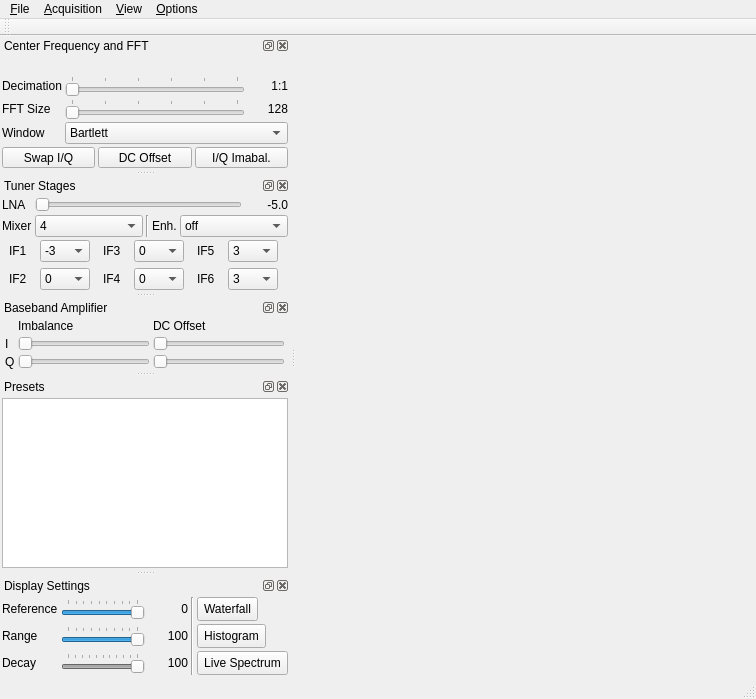
First picture: the form in mainwindow.ui, repository osmocom/sdrangelove, before the edit.
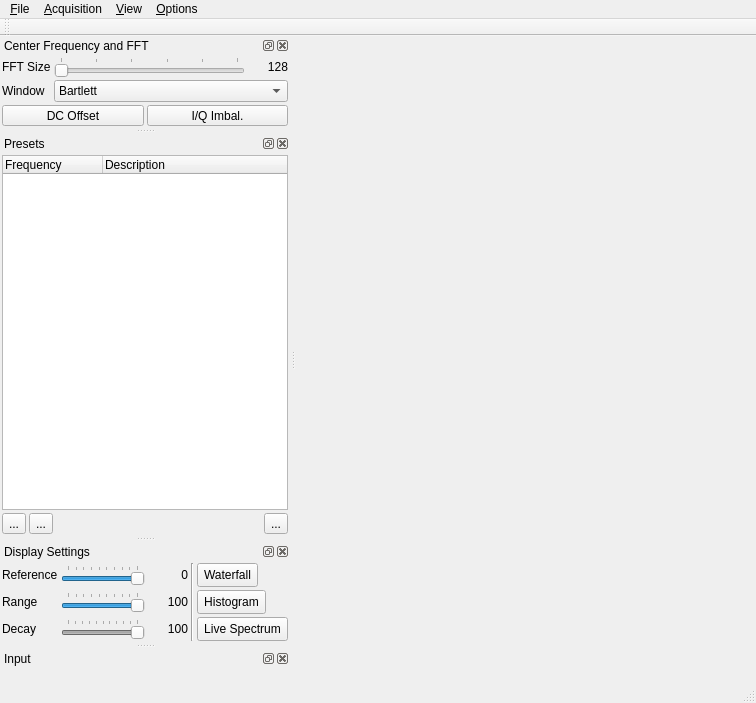
Second picture: the form after the edit. Icons and pictures are not drawn. Custom widgets are drawn as their Qt base class.

Commit message: monster rework: remove OsmoSDR-dependencies from rest, rework platform, presets

Diff of the .ui file:
```diff
--- a/mainwindow.ui
+++ b/mainwindow.ui
@@ -7,7 +7,7 @@
     <x>0</x>
     <y>0</y>
     <width>756</width>
-    <height>699</height>
+    <height>703</height>
    </rect>
   </property>
   <property name="windowTitle">
@@ -109,14 +109,14 @@
      <property name="spacing">
       <number>3</number>
      </property>
-     <item row="4" column="0">
+     <item row="2" column="0">
       <widget class="QLabel" name="label_15">
        <property name="text">
         <string>FFT Size</string>
        </property>
       </widget>
      </item>
-     <item row="4" column="1">
+     <item row="2" column="1">
       <widget class="QSlider" name="fftSize">
        <property name="toolTip">
         <string>FFT calculation block size</string>
@@ -138,73 +138,47 @@
        </property>
       </widget>
      </item>
-     <item row="5" column="1" colspan="2">
-      <widget class="QComboBox" name="fftWindow">
-       <property name="sizePolicy">
-        <sizepolicy hsizetype="Expanding" vsizetype="Fixed">
-         <horstretch>0</horstretch>
-         <verstretch>0</verstretch>
-        </sizepolicy>
+     <item row="2" column="2">
+      <widget class="QLabel" name="fftSizeDisplay">
+       <property name="minimumSize">
+        <size>
+         <width>40</width>
+         <height>0</height>
+        </size>
        </property>
-       <property name="toolTip">
-        <string>FFT window function</string>
+       <property name="text">
+        <string>128</string>
        </property>
-       <item>
-        <property name="text">
-         <string>Bartlett</string>
-        </property>
-       </item>
-       <item>
-        <property name="text">
-         <string>Blackman-Harris</string>
-        </property>
-       </item>
-       <item>
-        <property name="text">
-         <string>Flat Top</string>
-        </property>
-       </item>
-       <item>
-        <property name="text">
-         <string>Hamming</string>
-        </property>
-       </item>
-       <item>
-        <property name="text">
-         <string>Hanning</string>
-        </property>
-       </item>
-       <item>
-        <property name="text">
-         <string>Rectangle</string>
-        </property>
-       </item>
+       <property name="alignment">
+        <set>Qt::AlignRight|Qt::AlignTrailing|Qt::AlignVCenter</set>
+       </property>
       </widget>
      </item>
-     <item row="6" column="0" colspan="3">
+     <item row="5" column="0" colspan="3">
+      <spacer name="verticalSpacer_2">
+       <property name="orientation">
+        <enum>Qt::Vertical</enum>
+       </property>
+       <property name="sizeHint" stdset="0">
+        <size>
+         <width>0</width>
+         <height>0</height>
+        </size>
+       </property>
+      </spacer>
+     </item>
+     <item row="3" column="0">
+      <widget class="QLabel" name="label_17">
+       <property name="text">
+        <string>Window</string>
+       </property>
+      </widget>
+     </item>
+     <item row="4" column="0" colspan="3">
       <layout class="QHBoxLayout" name="horizontalLayout">
        <property name="spacing">
         <number>3</number>
        </property>
-       <item>
-        <widget class="QToolButton" name="iqSwap">
-         <property name="sizePolicy">
-          <sizepolicy hsizetype="MinimumExpanding" vsizetype="Fixed">
-           <horstretch>0</horstretch>
-           <verstretch>0</verstretch>
-          </sizepolicy>
-         </property>
-         <property name="toolTip">
-          <string>Swap I and Q (invert spectrum)</string>
-         </property>
-         <property name="text">
-          <string>Swap I/Q</string>
-         </property>
-         <property name="checkable">
-          <bool>true</bool>
-         </property>
-        </widget>
-       </item>
        <item>
         <widget class="QToolButton" name="dcOffset">
          <property name="sizePolicy">
@@ -236,7 +210,7 @@
           <string>Compensate I/Q imbalance</string>
          </property>
          <property name="text">
-          <string>I/Q Imabal.</string>
+          <string>I/Q Imbal.</string>
          </property>
          <property name="checkable">
           <bool>true</bool>
@@ -245,517 +219,20 @@
        </item>
       </layout>
      </item>
-     <item row="4" column="2">
-      <widget class="QLabel" name="fftSizeDisplay">
-       <property name="minimumSize">
-        <size>
-         <width>40</width>
-         <height>0</height>
-        </size>
-       </property>
-       <property name="text">
-        <string>128</string>
-       </property>
-       <property name="alignment">
-        <set>Qt::AlignRight|Qt::AlignTrailing|Qt::AlignVCenter</set>
-       </property>
-      </widget>
-     </item>
-     <item row="3" column="2">
-      <widget class="QLabel" name="decimationDisplay">
-       <property name="minimumSize">
-        <size>
-         <width>40</width>
-         <height>0</height>
-        </size>
-       </property>
-       <property name="text">
-        <string>1:1</string>
-       </property>
-       <property name="alignment">
-        <set>Qt::AlignRight|Qt::AlignTrailing|Qt::AlignVCenter</set>
-       </property>
-      </widget>
-     </item>
-     <item row="3" column="0">
-      <widget class="QLabel" name="label_13">
-       <property name="text">
-        <string>Decimation</string>
-       </property>
-      </widget>
-     </item>
-     <item row="3" column="1">
-      <widget class="QSlider" name="decimation">
-       <property name="toolTip">
-        <string>Signal decimation factor</string>
-       </property>
-       <property name="maximum">
-        <number>5</number>
-       </property>
-       <property name="pageStep">
-        <number>1</number>
-       </property>
-       <property name="orientation">
-        <enum>Qt::Horizontal</enum>
-       </property>
-       <property name="tickPosition">
-        <enum>QSlider::TicksAbove</enum>
-       </property>
-       <property name="tickInterval">
-        <number>1</number>
-       </property>
-      </widget>
-     </item>
-     <item row="7" column="0" colspan="3">
-      <spacer name="verticalSpacer_2">
-       <property name="orientation">
-        <enum>Qt::Vertical</enum>
-       </property>
-       <property name="sizeHint" stdset="0">
-        <size>
-         <width>0</width>
-         <height>0</height>
-        </size>
-       </property>
-      </spacer>
-     </item>
-     <item row="5" column="0">
-      <widget class="QLabel" name="label_17">
-       <property name="text">
-        <string>Window</string>
-       </property>
-      </widget>
-     </item>
-     <item row="2" column="0" colspan="3">
-      <layout class="QHBoxLayout" name="horizontalLayout_3">
-       <item>
-        <spacer name="horizontalSpacer">
-         <property name="orientation">
-          <enum>Qt::Horizontal</enum>
-         </property>
-         <property name="sizeHint" stdset="0">
-          <size>
-           <width>0</width>
-           <height>0</height>
-          </size>
-         </property>
-        </spacer>
-       </item>
-       <item>
-        <widget class="ValueDial" name="centerFrequency" native="true">
-         <property name="sizePolicy">
-          <sizepolicy hsizetype="Maximum" vsizetype="Maximum">
-           <horstretch>0</horstretch>
-           <verstretch>0</verstretch>
-          </sizepolicy>
-         </property>
-         <property name="minimumSize">
-          <size>
-           <width>32</width>
-           <height>16</height>
-          </size>
-         </property>
-         <property name="font">
-          <font>
-           <family>Monospace</family>
-           <pointsize>20</pointsize>
-          </font>
-         </property>
-         <property name="focusPolicy">
-          <enum>Qt::StrongFocus</enum>
-         </property>
-         <property name="toolTip">
-          <string>Tuner center frequency in kHz</string>
-         </property>
-        </widget>
-       </item>
-       <item>
-        <spacer name="horizontalSpacer_2">
-         <property name="orientation">
-          <enum>Qt::Horizontal</enum>
-         </property>
-         <property name="sizeHint" stdset="0">
-          <size>
-           <width>0</width>
-           <height>0</height>
-          </size>
-         </property>
-        </spacer>
-       </item>
-      </layout>
-     </item>
-    </layout>
-   </widget>
-  </widget>
-  <widget class="QDockWidget" name="tunerDock">
-   <property name="windowTitle">
-    <string>Tuner Stages</string>
-   </property>
-   <attribute name="dockWidgetArea">
-    <number>1</number>
-   </attribute>
-   <widget class="QWidget" name="dockWidgetContents_3">
-    <property name="sizePolicy">
-     <sizepolicy hsizetype="Preferred" vsizetype="Maximum">
-      <horstretch>0</horstretch>
-      <verstretch>0</verstretch>
-     </sizepolicy>
-    </property>
-    <layout class="QGridLayout" name="gridLayout_3">
-     <property name="margin">
-      <number>2</number>
-     </property>
-     <property name="spacing">
-      <number>3</number>
-     </property>
-     <item row="4" column="1" colspan="5">
-      <layout class="QGridLayout" name="gridLayout_4">
-       <property name="topMargin">
-        <number>0</number>
-       </property>
-       <item row="0" column="0">
-        <widget class="QLabel" name="label_12">
-         <property name="sizePolicy">
-          <sizepolicy hsizetype="Maximum" vsizetype="Preferred">
-           <horstretch>0</horstretch>
-           <verstretch>0</verstretch>
-          </sizepolicy>
-         </property>
-         <property name="text">
-          <string>IF1</string>
-         </property>
-        </widget>
-       </item>
-       <item row="0" column="1">
-        <widget class="QComboBox" name="e4000if1">
-         <property name="sizePolicy">
-          <sizepolicy hsizetype="MinimumExpanding" vsizetype="Fixed">
-           <horstretch>0</horstretch>
-           <verstretch>0</verstretch>
-          </sizepolicy>
-         </property>
-         <property name="maximumSize">
-          <size>
-           <width>50</width>
-           <height>16777215</height>
-          </size>
-         </property>
-         <property name="toolTip">
-          <string>Tuner IF 1 amplification</string>
-         </property>
-         <item>
-          <property name="text">
-           <string>-3</string>
-          </property>
-         </item>
-         <item>
-          <property name="text">
-           <string>6</string>
-          </property>
-         </item>
-        </widget>
-       </item>
-       <item row="1" column="5">
-        <widget class="QComboBox" name="e4000if6">
-         <property name="sizePolicy">
-          <sizepolicy hsizetype="MinimumExpanding" vsizetype="Fixed">
-           <horstretch>0</horstretch>
-           <verstretch>0</verstretch>
-          </sizepolicy>
-         </property>
-         <property name="maximumSize">
-          <size>
-           <width>50</width>
-           <height>16777215</height>
-          </size>
-         </property>
-         <property name="toolTip">
-          <string>Tuner IF 6 amplification</string>
-         </property>
-         <item>
-          <property name="text">
-           <string>3</string>
-          </property>
-         </item>
-         <item>
-          <property name="text">
-           <string>6</string>
-          </property>
-         </item>
-         <item>
-          <property name="text">
-           <string>9</string>
-          </property>
-         </item>
-         <item>
-          <property name="text">
-           <string>12</string>
-          </property>
-         </item>
-         <item>
-          <property name="text">
-           <string>15</string>
-          </property>
-         </item>
-        </widget>
-       </item>
-       <item row="1" column="4">
-        <widget class="QLabel" name="label_26">
-         <property name="sizePolicy">
-          <sizepolicy hsizetype="Maximum" vsizetype="Preferred">
-           <horstretch>0</horstretch>
-           <verstretch>0</verstretch>
-          </sizepolicy>
-         </property>
-         <property name="text">
-          <string>IF6</string>
-         </property>
-        </widget>
-       </item>
-       <item row="1" column="0">
-        <widget class="QLabel" name="label_23">
-         <property name="sizePolicy">
-          <sizepolicy hsizetype="Maximum" vsizetype="Preferred">
-           <horstretch>0</horstretch>
-           <verstretch>0</verstretch>
-          </sizepolicy>
-         </property>
-         <property name="text">
-          <string>IF2</string>
-         </property>
-        </widget>
-       </item>
-       <item row="1" column="1">
-        <widget class="QComboBox" name="e4000if2">
-         <property name="sizePolicy">
-          <sizepolicy hsizetype="MinimumExpanding" vsizetype="Fixed">
-           <horstretch>0</horstretch>
-           <verstretch>0</verstretch>
-          </sizepolicy>
-         </property>
-         <property name="maximumSize">
-          <size>
-           <width>50</width>
-           <height>16777215</height>
-          </size>
-         </property>
-         <property name="toolTip">
-          <string>Tuner IF 2 amplification</string>
-         </property>
-         <item>
-          <property name="text">
-           <string>0</string>
-          </property>
-         </item>
-         <item>
-          <property name="text">
-           <string>3</string>
-          </property>
-         </item>
-         <item>
-          <property name="text">
-           <string>6</string>
-          </property>
-         </item>
-         <item>
-          <property name="text">
-           <string>9</string>
-          </property>
-         </item>
-        </widget>
-       </item>
-       <item row="0" column="2">
-        <widget class="QLabel" name="label_24">
-         <property name="sizePolicy">
-          <sizepolicy hsizetype="Maximum" vsizetype="Preferred">
-           <horstretch>0</horstretch>
-           <verstretch>0</verstretch>
-          </sizepolicy>
-         </property>
-         <property name="text">
-          <string>IF3</string>
-         </property>
-        </widget>
-       </item>
-       <item row="0" column="3">
-        <widget class="QComboBox" name="e4000if3">
-         <property name="sizePolicy">
-          <sizepolicy hsizetype="MinimumExpanding" vsizetype="Fixed">
-           <horstretch>0</horstretch>
-           <verstretch>0</verstretch>
-          </sizepolicy>
-         </property>
-         <property name="maximumSize">
-          <size>
-           <width>50</width>
-           <height>16777215</height>
-          </size>
-         </property>
-         <property name="toolTip">
-          <string>Tuner IF 3 amplification</string>
-         </property>
-         <item>
-          <property name="text">
-           <string>0</string>
-          </property>
-         </item>
-         <item>
-          <property name="text">
-           <string>3</string>
-          </property>
-         </item>
-         <item>
-          <property name="text">
-           <string>6</string>
-          </property>
-         </item>
-         <item>
-          <property name="text">
-           <string>9</string>
-          </property>
-         </item>
-        </widget>
-       </item>
-       <item row="0" column="5">
-        <widget class="QComboBox" name="e4000if5">
-         <property name="sizePolicy">
-          <sizepolicy hsizetype="MinimumExpanding" vsizetype="Fixed">
-           <horstretch>0</horstretch>
-           <verstretch>0</verstretch>
-          </sizepolicy>
-         </property>
-         <property name="maximumSize">
-          <size>
-           <width>50</width>
-           <height>16777215</height>
-          </size>
-         </property>
-         <property name="toolTip">
-          <string>Tuner IF 5 amplification</string>
-         </property>
-         <item>
-          <property name="text">
-           <string>3</string>
-          </property>
-         </item>
-         <item>
-          <property name="text">
-           <string>6</string>
-          </property>
-         </item>
-         <item>
-          <property name="text">
-           <string>9</string>
-          </property>
-         </item>
-         <item>
-          <property name="text">
-           <string>12</string>
-          </property>
-         </item>
-         <item>
-          <property name="text">
-           <string>15</string>
-          </property>
-         </item>
-        </widget>
-       </item>
-       <item row="0" column="4">
-        <widget class="QLabel" name="label_25">
-         <property name="sizePolicy">
-          <sizepolicy hsizetype="Maximum" vsizetype="Preferred">
-           <horstretch>0</horstretch>
-           <verstretch>0</verstretch>
-          </sizepolicy>
-         </property>
-         <property name="text">
-          <string>IF5</string>
-         </property>
-        </widget>
-       </item>
-       <item row="1" column="3">
-        <widget class="QComboBox" name="e4000if4">
-         <property name="sizePolicy">
-          <sizepolicy hsizetype="MinimumExpanding" vsizetype="Fixed">
-           <horstretch>0</horstretch>
-           <verstretch>0</verstretch>
-          </sizepolicy>
-         </property>
-         <property name="maximumSize">
-          <size>
-           <width>50</width>
-           <height>16777215</height>
-          </size>
-         </property>
-         <property name="toolTip">
-          <string>Tuner IF 4 amplification</string>
-         </property>
-         <item>
-          <property name="text">
-           <string>0</string>
-          </property>
-         </item>
-         <item>
-          <property name="text">
-           <string>1</string>
-          </property>
-         </item>
-         <item>
-          <property name="text">
-           <string>2</string>
-          </property>
-         </item>
-        </widget>
-       </item>
-       <item row="1" column="2">
-        <widget class="QLabel" name="label_18">
-         <property name="sizePolicy">
-          <sizepolicy hsizetype="Maximum" vsizetype="Preferred">
-           <horstretch>0</horstretch>
-           <verstretch>0</verstretch>
-          </sizepolicy>
-         </property>
-         <property name="text">
-          <string>IF4</string>
-         </property>
-        </widget>
-       </item>
-      </layout>
-     </item>
-     <item row="3" column="1">
-      <widget class="QLabel" name="label_19">
+     <item row="3" column="1" colspan="2">
+      <widget class="QComboBox" name="fftWindow">
        <property name="sizePolicy">
-        <sizepolicy hsizetype="Maximum" vsizetype="Preferred">
+        <sizepolicy hsizetype="Expanding" vsizetype="Fixed">
          <horstretch>0</horstretch>
          <verstretch>0</verstretch>
         </sizepolicy>
        </property>
-       <property name="text">
-        <string>Mixer</string>
-       </property>
-      </widget>
-     </item>
-     <item row="3" column="3">
-      <widget class="Line" name="line">
-       <property name="orientation">
-        <enum>Qt::Vertical</enum>
-       </property>
-      </widget>
-     </item>
-     <item row="3" column="2">
-      <widget class="QComboBox" name="e4000MixerGain">
-       <property name="sizePolicy">
-        <sizepolicy hsizetype="MinimumExpanding" vsizetype="Fixed">
-         <horstretch>0</horstretch>
-         <verstretch>0</verstretch>
-        </sizepolicy>
-       </property>
        <property name="toolTip">
         <string>Tuner mixer amplification</string>
        </property>
        <item>
         <property name="text">
-         <string>4</string>
+         <string>Bartlett</string>
         </property>
        </item>
        <item>
@@ -763,48 +240,9 @@
          <string>12</string>
         </property>
        </item>
-      </widget>
-     </item>
-     <item row="3" column="4">
-      <widget class="QLabel" name="label_20">
-       <property name="sizePolicy">
-        <sizepolicy hsizetype="Maximum" vsizetype="Preferred">
-         <horstretch>0</horstretch>
-         <verstretch>0</verstretch>
-        </sizepolicy>
-       </property>
-       <property name="text">
-        <string>Enh.</string>
-       </property>
-      </widget>
-     </item>
-     <item row="2" column="1">
-      <widget class="QLabel" name="label_11">
-       <property name="sizePolicy">
-        <sizepolicy hsizetype="Maximum" vsizetype="Preferred">
-         <horstretch>0</horstretch>
-         <verstretch>0</verstretch>
-        </sizepolicy>
-       </property>
-       <property name="text">
-        <string>LNA</string>
-       </property>
-      </widget>
-     </item>
-     <item row="3" column="5">
-      <widget class="QComboBox" name="e4000MixerEnh">
-       <property name="sizePolicy">
-        <sizepolicy hsizetype="MinimumExpanding" vsizetype="Fixed">
-         <horstretch>0</horstretch>
-         <verstretch>0</verstretch>
-        </sizepolicy>
-       </property>
-       <property name="toolTip">
-        <string>Tuner LNA amplification enhancement</string>
-       </property>
        <item>
         <property name="text">
-         <string>off</string>
+         <string>Flat Top</string>
         </property>
        </item>
        <item>
@@ -822,213 +260,6 @@
          <string>5</string>
         </property>
        </item>
-       <item>
-        <property name="text">
-         <string>7</string>
-        </property>
-       </item>
-      </widget>
-     </item>
-     <item row="2" column="2" colspan="4">
-      <layout class="QHBoxLayout" name="horizontalLayout_2">
-       <item>
-        <widget class="QSlider" name="e4000LNAGain">
-         <property name="toolTip">
-          <string>LNA amplification</string>
-         </property>
-         <property name="maximum">
-          <number>12</number>
-         </property>
-         <property name="pageStep">
-          <number>1</number>
-         </property>
-         <property name="orientation">
-          <enum>Qt::Horizontal</enum>
-         </property>
-        </widget>
-       </item>
-       <item>
-        <widget class="QLabel" name="e4000LNAGainDisplay">
-         <property name="minimumSize">
-          <size>
-           <width>40</width>
-           <height>0</height>
-          </size>
-         </property>
-         <property name="text">
-          <string>-5.0</string>
-         </property>
-         <property name="alignment">
-          <set>Qt::AlignRight|Qt::AlignTrailing|Qt::AlignVCenter</set>
-         </property>
-        </widget>
-       </item>
-      </layout>
-     </item>
-     <item row="5" column="1">
-      <spacer name="verticalSpacer_3">
-       <property name="orientation">
-        <enum>Qt::Vertical</enum>
-       </property>
-       <property name="sizeHint" stdset="0">
-        <size>
-         <width>20</width>
-         <height>0</height>
-        </size>
-       </property>
-      </spacer>
-     </item>
-    </layout>
-   </widget>
-  </widget>
-  <widget class="QDockWidget" name="ampDock">
-   <property name="windowTitle">
-    <string>Baseband Amplifier</string>
-   </property>
-   <attribute name="dockWidgetArea">
-    <number>1</number>
-   </attribute>
-   <widget class="QWidget" name="dockWidgetContents_5">
-    <property name="sizePolicy">
-     <sizepolicy hsizetype="Preferred" vsizetype="Maximum">
-      <horstretch>0</horstretch>
-      <verstretch>0</verstretch>
-     </sizepolicy>
-    </property>
-    <layout class="QGridLayout" name="gridLayout">
-     <property name="margin">
-      <number>2</number>
-     </property>
-     <property name="spacing">
-      <number>3</number>
-     </property>
-     <item row="2" column="1">
-      <widget class="QLabel" name="label_3">
-       <property name="text">
-        <string>I</string>
-       </property>
-      </widget>
-     </item>
-     <item row="2" column="2">
-      <widget class="QSlider" name="filterI1">
-       <property name="sizePolicy">
-        <sizepolicy hsizetype="Expanding" vsizetype="Fixed">
-         <horstretch>0</horstretch>
-         <verstretch>0</verstretch>
-        </sizepolicy>
-       </property>
-       <property name="toolTip">
-        <string>I path amplification</string>
-       </property>
-       <property name="maximum">
-        <number>255</number>
-       </property>
-       <property name="pageStep">
-        <number>1</number>
-       </property>
-       <property name="orientation">
-        <enum>Qt::Horizontal</enum>
-       </property>
-      </widget>
-     </item>
-     <item row="1" column="2">
-      <widget class="QLabel" name="label_2">
-       <property name="text">
-        <string>Imbalance</string>
-       </property>
-      </widget>
-     </item>
-     <item row="1" column="3">
-      <widget class="QLabel" name="label">
-       <property name="text">
-        <string>DC Offset</string>
-       </property>
-      </widget>
-     </item>
-     <item row="3" column="3">
-      <widget class="QSlider" name="filterQ2">
-       <property name="sizePolicy">
-        <sizepolicy hsizetype="Expanding" vsizetype="Fixed">
-         <horstretch>0</horstretch>
-         <verstretch>0</verstretch>
-        </sizepolicy>
-       </property>
-       <property name="toolTip">
-        <string>Q DC offset adjustment</string>
-       </property>
-       <property name="maximum">
-        <number>255</number>
-       </property>
-       <property name="pageStep">
-        <number>1</number>
-       </property>
-       <property name="orientation">
-        <enum>Qt::Horizontal</enum>
-       </property>
-      </widget>
-     </item>
-     <item row="5" column="0" colspan="5">
-      <spacer name="verticalSpacer">
-       <property name="orientation">
-        <enum>Qt::Vertical</enum>
-       </property>
-       <property name="sizeHint" stdset="0">
-        <size>
-         <width>0</width>
-         <height>0</height>
-        </size>
-       </property>
-      </spacer>
-     </item>
-     <item row="3" column="1">
-      <widget class="QLabel" name="label_4">
-       <property name="text">
-        <string>Q</string>
-       </property>
-      </widget>
-     </item>
-     <item row="2" column="3">
-      <widget class="QSlider" name="filterI2">
-       <property name="sizePolicy">
-        <sizepolicy hsizetype="Expanding" vsizetype="Fixed">
-         <horstretch>0</horstretch>
-         <verstretch>0</verstretch>
-        </sizepolicy>
-       </property>
-       <property name="toolTip">
-        <string>I DC offset adjustment</string>
-       </property>
-       <property name="maximum">
-        <number>255</number>
-       </property>
-       <property name="pageStep">
-        <number>1</number>
-       </property>
-       <property name="orientation">
-        <enum>Qt::Horizontal</enum>
-       </property>
-      </widget>
-     </item>
-     <item row="3" column="2">
-      <widget class="QSlider" name="filterQ1">
-       <property name="sizePolicy">
-        <sizepolicy hsizetype="Expanding" vsizetype="Fixed">
-         <horstretch>0</horstretch>
-         <verstretch>0</verstretch>
-        </sizepolicy>
-       </property>
-       <property name="toolTip">
-        <string>Q path amplification</string>
-       </property>
-       <property name="maximum">
-        <number>255</number>
-       </property>
-       <property name="pageStep">
-        <number>1</number>
-       </property>
-       <property name="orientation">
-        <enum>Qt::Horizontal</enum>
-       </property>
       </widget>
      </item>
     </layout>
@@ -1042,21 +273,99 @@
     <number>1</number>
    </attribute>
    <widget class="QWidget" name="dockWidgetContents">
-    <layout class="QVBoxLayout" name="verticalLayout">
-     <property name="spacing">
-      <number>3</number>
-     </property>
+    <layout class="QGridLayout" name="gridLayout_6">
      <property name="margin">
       <number>2</number>
      </property>
-     <item>
+     <property name="spacing">
+      <number>3</number>
+     </property>
+     <item row="5" column="1">
+      <widget class="QToolButton" name="presetSave">
+       <property name="toolTip">
+        <string>Save current settings as preset</string>
+       </property>
+       <property name="text">
+        <string>...</string>
+       </property>
+       <property name="icon">
+        <iconset resource="resources/res.qrc">
+         <normaloff>:/preset-save.png</normaloff>:/preset-save.png</iconset>
+       </property>
+       <property name="iconSize">
+        <size>
+         <width>16</width>
+         <height>16</height>
+        </size>
+       </property>
+      </widget>
+     </item>
+     <item row="5" column="5">
+      <widget class="QToolButton" name="presetLoad">
+       <property name="toolTip">
+        <string>Load selected preset</string>
+       </property>
+       <property name="text">
+        <string>...</string>
+       </property>
+       <property name="icon">
+        <iconset resource="resources/res.qrc">
+         <normaloff>:/preset-load.png</normaloff>:/preset-load.png</iconset>
+       </property>
+       <property name="iconSize">
+        <size>
+         <width>16</width>
+         <height>16</height>
+        </size>
+       </property>
+      </widget>
+     </item>
+     <item row="5" column="3" colspan="2">
+      <spacer name="horizontalSpacer_3">
+       <property name="orientation">
+        <enum>Qt::Horizontal</enum>
+       </property>
+       <property name="sizeHint" stdset="0">
+        <size>
+         <width>40</width>
+         <height>20</height>
+        </size>
+       </property>
+      </spacer>
+     </item>
+     <item row="5" column="2">
+      <widget class="QToolButton" name="presetDelete">
+       <property name="toolTip">
+        <string>Delete selected preset</string>
+       </property>
+       <property name="text">
+        <string>...</string>
+       </property>
+       <property name="icon">
+        <iconset resource="resources/res.qrc">
+         <normaloff>:/preset-delete.png</normaloff>:/preset-delete.png</iconset>
+       </property>
+       <property name="iconSize">
+        <size>
+         <width>16</width>
+         <height>16</height>
+        </size>
+       </property>
+      </widget>
+     </item>
+     <item row="1" column="1" rowspan="4" colspan="5">
       <widget class="QTreeWidget" name="presetTree">
-       <attribute name="headerVisible">
+       <property name="rootIsDecorated">
         <bool>false</bool>
-       </attribute>
+       </property>
        <column>
         <property name="text">
-         <string notr="true">1</string>
+         <string>Frequency</string>
+        </property>
+       </column>
+       <column>
+        <property name="text">
+         <string>Description</string>
         </property>
        </column>
       </widget>
@@ -1342,6 +651,15 @@
     </layout>
    </widget>
   </widget>
+  <widget class="QDockWidget" name="inputDock">
+   <property name="windowTitle">
+    <string>Input</string>
+   </property>
+   <attribute name="dockWidgetArea">
+    <number>1</number>
+   </attribute>
+   <widget class="QWidget" name="dockWidgetContents_6"/>
+  </widget>
   <action name="action_Exit">
    <property name="text">
     <string>E&amp;xit</string>
@@ -1441,12 +759,6 @@
    <header>gui/glspectrum.h</header>
    <container>1</container>
   </customwidget>
-  <customwidget>
-   <class>ValueDial</class>
-   <extends>QWidget</extends>
-   <header>gui/valuedial.h</header>
-   <container>1</container>
-  </customwidget>
  </customwidgets>
  <tabstops>
   <tabstop>centerFrequency</tabstop>
```
Left out of the diff: 59 changed lines with no effect on the pictures. The commit also changes 57 other files.
